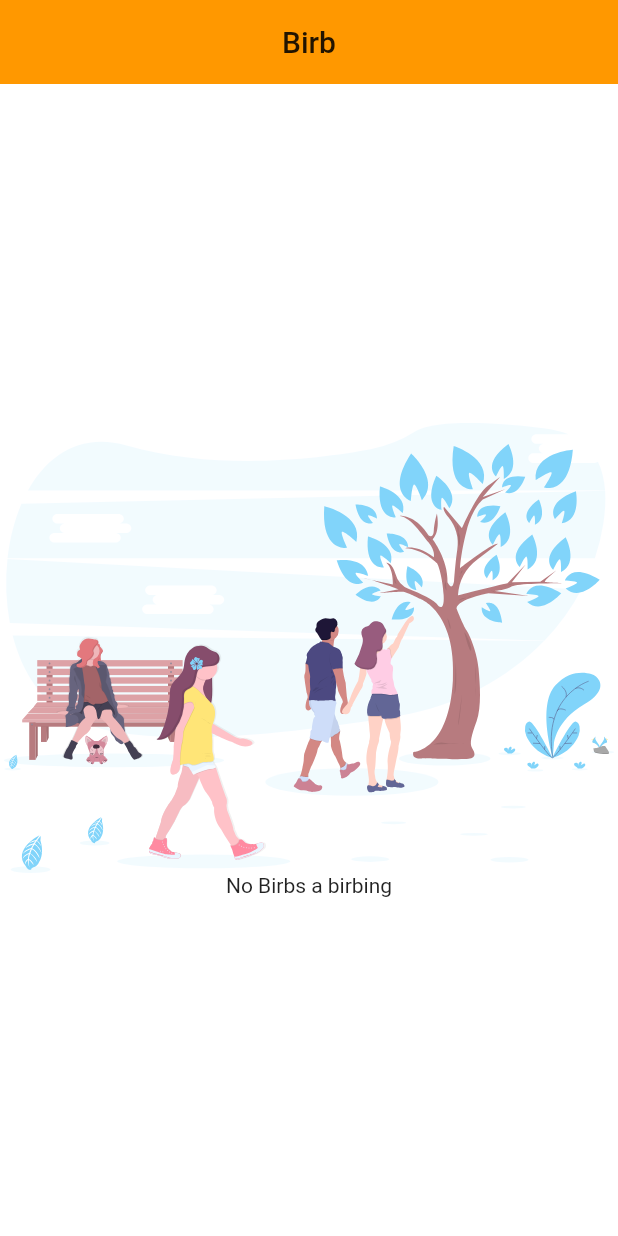
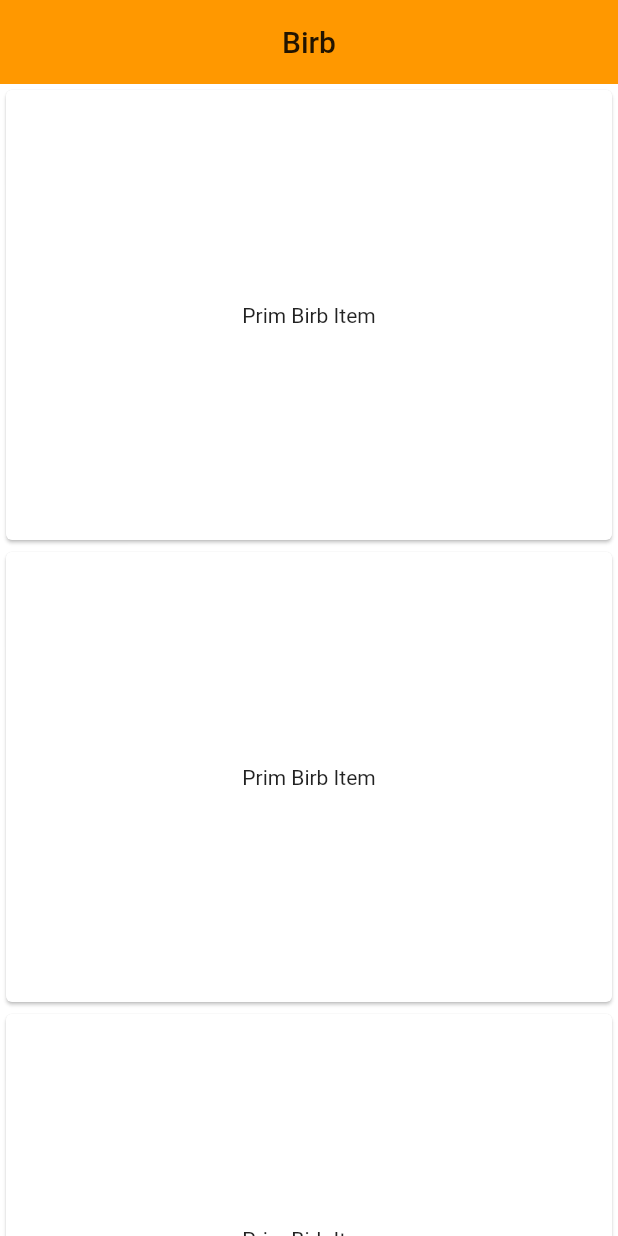
Before and after one commit to Aki013/flutter_birb, a Flutter app: the screen it shows after launch, on a phone screen of 412 x 824 dp. Run offline on Flutter 3.47's test engine with Material 2 defaults, Android fonts, the phone set to English and light mode, and no system bars; our stand-ins replace flutter_svg.

Commit message:
posts_list and post_item

```diff
--- a/app/lib/main.dart
+++ b/app/lib/main.dart
@@ -1,6 +1,7 @@
 import 'package:flutter/material.dart';
 import 'package:flutter/services.dart';
 import 'no_content.dart';
+import 'posts_list.dart';
 
 void main() {
   runApp(MyApp());
@@ -57,7 +58,7 @@ class _MyHomePageState extends State<MyHomePage> {
         ),
         elevation: 0.0,
       ),
-      body: const NoContent(),
+      body: const PostsList(),
     );
   }
 }
--- /dev/null
+++ b/app/lib/post_item.dart
@@ -0,0 +1,18 @@
+import 'package:flutter/material.dart';
+
+
+class PostItem extends StatelessWidget {
+  const PostItem();
+
+  @override
+  Widget build(BuildContext context) {
+    return Card(
+      child: Container(
+        height: 300.0,
+        child: const Center(
+          child: Text('Prim Birb Item'),
+        ),
+      ),
+    );
+  }
+}
--- /dev/null
+++ b/app/lib/posts_list.dart
@@ -0,0 +1,18 @@
+import 'package:flutter/material.dart';
+
+import 'post_item.dart';
+
+class PostsList extends StatelessWidget {
+  const PostsList();
+
+  static const List<int> _items = <int>[0, 1, 2];
+
+  @override
+  Widget build(BuildContext context) {
+    return ListView(children: _itemList());
+  }
+
+  List<PostItem> _itemList() {
+    return _items.map((int index) => const PostItem()).toList();
+  }
+}
```
Also changed, not shown: 3 other files.
